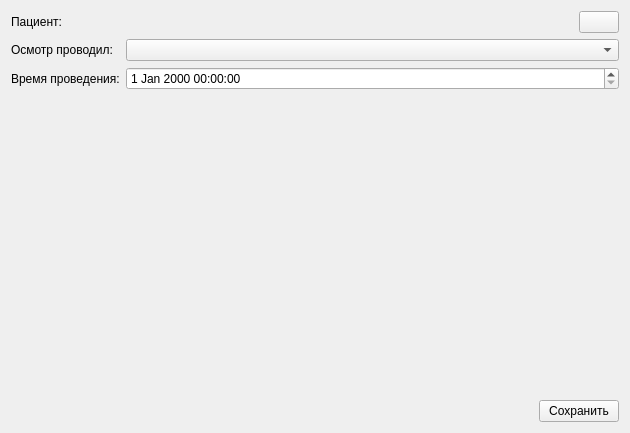
This is src/therapeutist/examinationeditwidget.ui in megakoko/m-system as Qt 5 draws it before an edit. The edited form follows.
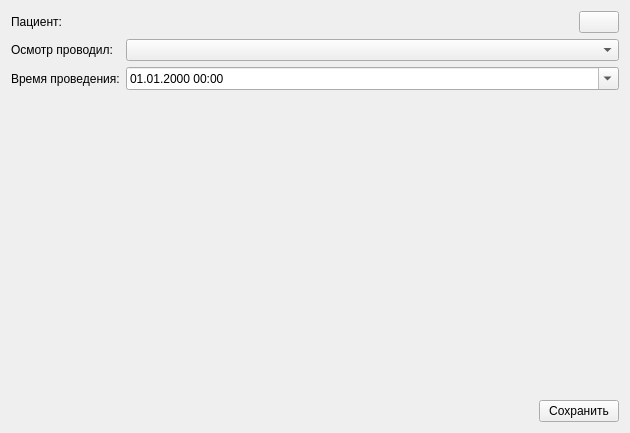
This is the edited form.

Commit message: Привел формат даты к единому виду во всем проекте.

Patch:
```diff
--- a/src/therapeutist/examinationeditwidget.ui
+++ b/src/therapeutist/examinationeditwidget.ui
@@ -58,7 +58,14 @@
       </widget>
      </item>
      <item row="2" column="1">
-      <widget class="QDateTimeEdit" name="m_examDate"/>
+      <widget class="QDateTimeEdit" name="m_examDate">
+       <property name="displayFormat">
+        <string>dd.MM.yyyy HH:mm</string>
+       </property>
+       <property name="calendarPopup">
+        <bool>true</bool>
+       </property>
+      </widget>
      </item>
      <item row="1" column="0">
       <widget class="QLabel" name="label_2">
```
Left out of the diff: 2 changed lines with no effect on the pictures. The commit also changes 2 other files.
